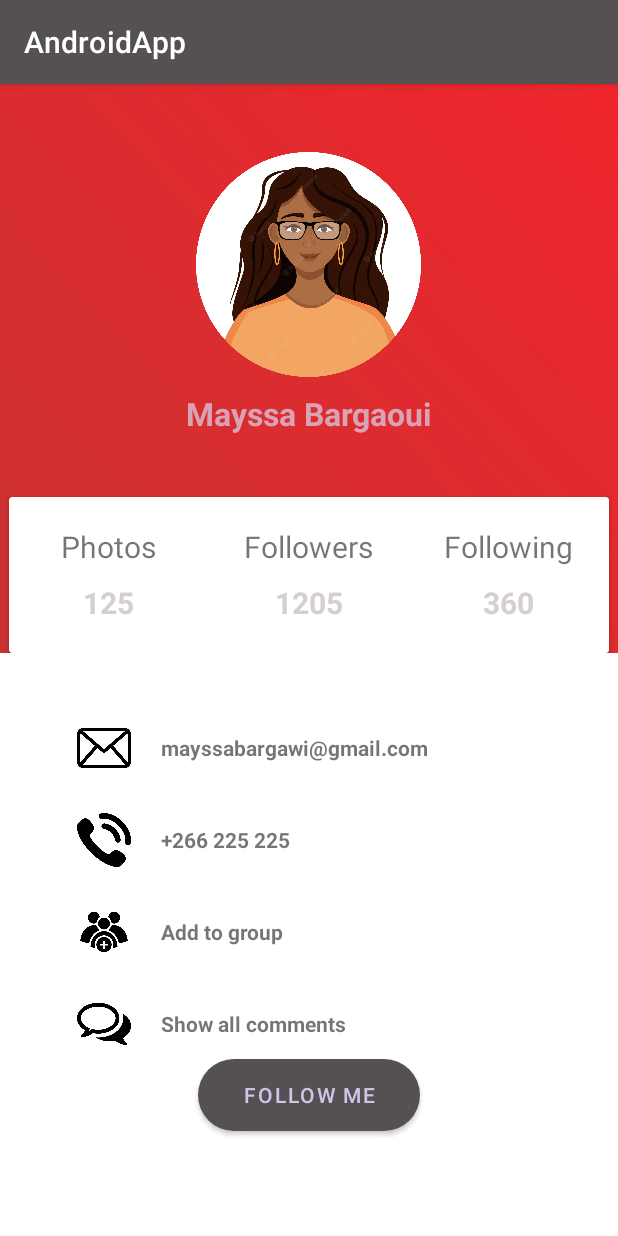
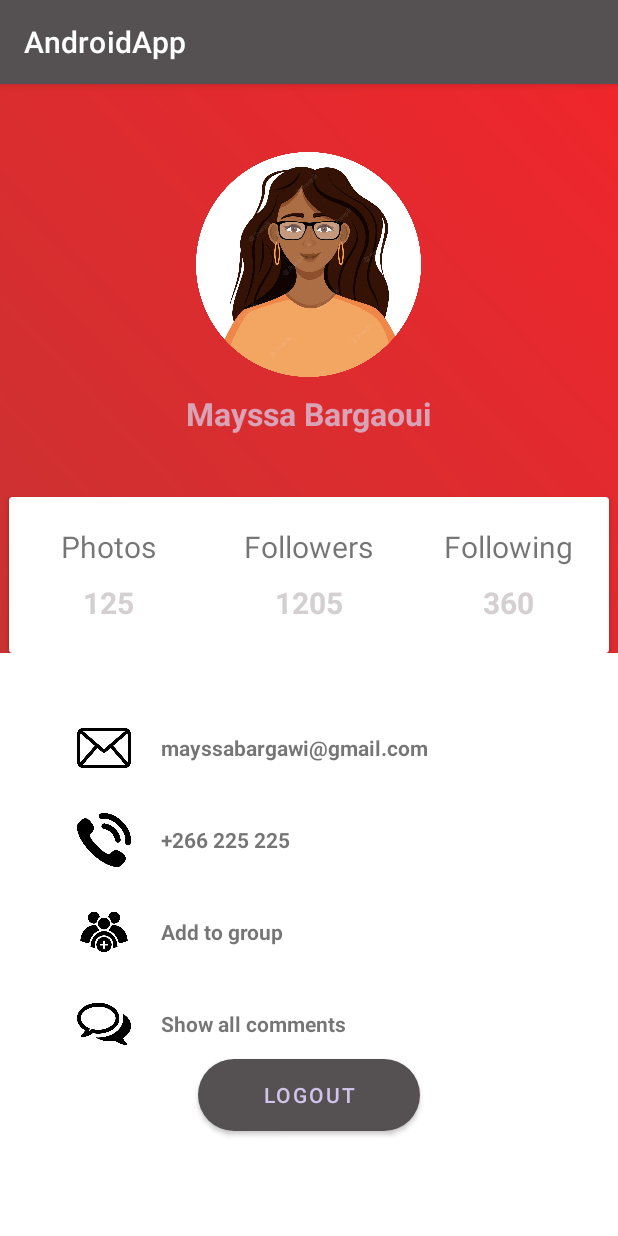
Before and after one commit to maissabargaoui/AndroidApp, an Android app: the ProfileActivity screen opened directly, with no data from a screen before it, on a phone screen of 412 x 824 dp. Run offline under Robolectric (Android 15) with nearby library versions, the phone set to English and light mode, and no system bars; our stand-ins replace Firebase (no records; nobody signed in at launch, a user with empty details on screens opened directly).

Commit message:
LogoutFirebase

```diff
--- a/app/src/main/java/com/example/androidapp/ProfileActivity.kt
+++ b/app/src/main/java/com/example/androidapp/ProfileActivity.kt
@@ -1,11 +1,28 @@
 package com.example.androidapp
 
+import android.content.Intent
 import androidx.appcompat.app.AppCompatActivity
 import android.os.Bundle
+import android.widget.Button
+import android.widget.Toast
+import com.google.firebase.auth.ktx.auth
+import com.google.firebase.ktx.Firebase
 
 class ProfileActivity : AppCompatActivity() {
+
+    private lateinit var btnlogout : Button
+
     override fun onCreate(savedInstanceState: Bundle?) {
         super.onCreate(savedInstanceState)
         setContentView(R.layout.activity_profile)
+
+        btnlogout = findViewById(R.id.btnlogout)
+        btnlogout.setOnClickListener{
+            Firebase.auth.signOut()
+            val intent = Intent(this , LoginActivity::class.java)
+            startActivity(intent)
+
+            Toast.makeText(this, "LouggedOut Successfully!", Toast.LENGTH_LONG).show()
+        }
     }
 }
--- a/app/src/main/res/layout/activity_profile.xml
+++ b/app/src/main/res/layout/activity_profile.xml
@@ -207,12 +207,13 @@
     </LinearLayout>
 
     <Button
+        android:id="@+id/btnlogout"
         android:layout_width="148dp"
         android:layout_height="wrap_content"
         android:layout_gravity="center_horizontal"
         android:layout_marginTop="5dp"
         android:background="@drawable/buttonstyle"
-        android:text="Follow Me"
+        android:text="LOGOUT"
         android:textColor="#D1C4EA" />
 
 </LinearLayout>
```
Also changed, not shown: app/src/main/java/com/example/androidapp/LoginActivity.kt (+9 -0 lines), app/src/main/java/com/example/androidapp/MainActivity.kt (+10 -2 lines).
